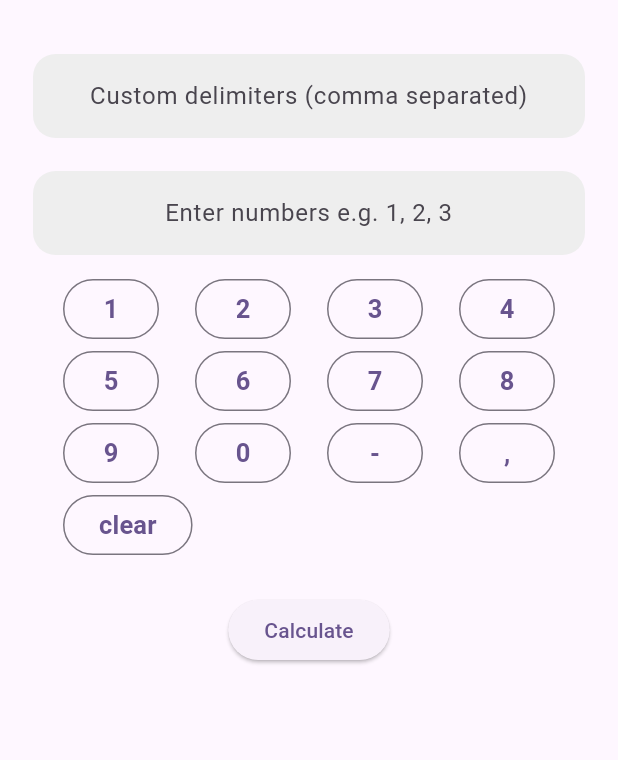
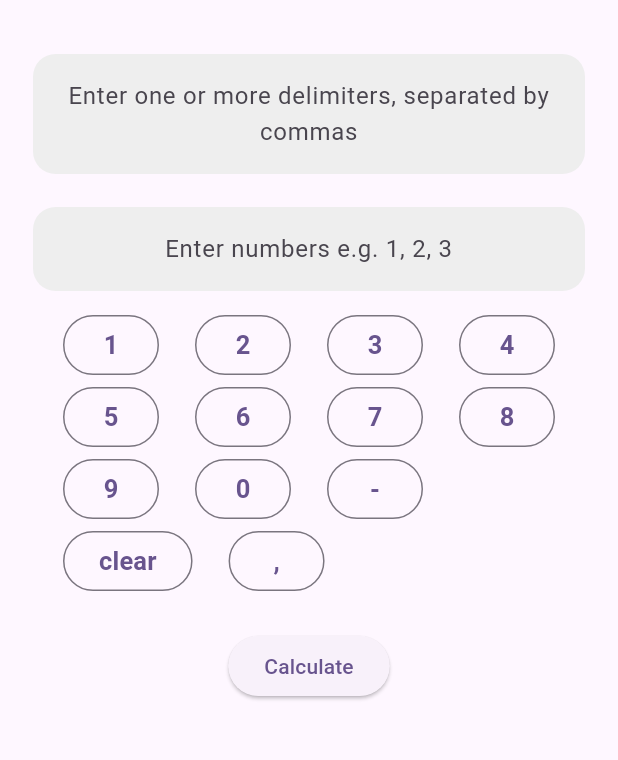
Before and after one commit to obiech/string-calculator, a Flutter app: the screen it shows after launch, on a phone screen of 412 x 824 dp, the part 63-823 px from its top. Run offline on Flutter 3.47's test engine with Material 3 defaults, Android fonts, the phone set to English and light mode, and no system bars.

Commit message:
fix: empty keyboard field when delimiter is empty

```diff
--- a/lib/features/string_calculator/presentation/string_calculator_screen.dart
+++ b/lib/features/string_calculator/presentation/string_calculator_screen.dart
@@ -20,11 +20,11 @@ class _StringCalculatorScreenState extends State<StringCalculatorScreen> {
 
   List<String> get _keyboardText => [
     ...Consts.keyboardText,
-    ...?_customDelimiters,
+    ..._customDelimiters,
   ];
 
-  List<String>? get _customDelimiters {
-    if (_customDelimiterController.text.trim().isEmpty) return null;
+  List<String> get _customDelimiters {
+    if (_customDelimiterController.text.trim().isEmpty) return [','];
     return _customDelimiterController.text
         .split(',')
         .map((d) => d.trim())
@@ -36,9 +36,9 @@ class _StringCalculatorScreenState extends State<StringCalculatorScreen> {
     try {
       final calculator = StringCalculator();
 
-      final delimiterPrefix = _customDelimiters == null
+      final delimiterPrefix = _customDelimiterController.text.isEmpty
           ? ''
-          : '//${_customDelimiters?.map((d) => '[$d]').join()}\n';
+          : '//${_customDelimiters.map((d) => '[$d]').join()}\n';
 
       final result = calculator.add(
         '$delimiterPrefix${_inputController.text.trim()}',
@@ -101,7 +101,7 @@ class _StringCalculatorScreenState extends State<StringCalculatorScreen> {
             CalculatorInputField(
               textFieldKey: Keys.demiliterTextField,
               controller: _customDelimiterController,
-              label: "Custom delimiters (comma separated)",
+              label: "Enter one or more delimiters, separated by commas",
             ),
             const SizedBox(height: 22),
             CalculatorInputField(
--- a/lib/features/string_calculator/utils/constants.dart
+++ b/lib/features/string_calculator/utils/constants.dart
@@ -13,7 +13,7 @@ class Consts {
     "9",
     "0",
     "-",
-    ",",
+    // ",",
     "clear",
   ];
 }
--- a/lib/main.dart
+++ b/lib/main.dart
@@ -13,6 +13,7 @@ class MyApp extends StatelessWidget {
   Widget build(BuildContext context) {
     return MaterialApp(
       title: 'Flutter Demo',
+      debugShowCheckedModeBanner: false,
       theme: ThemeData(
         colorScheme: ColorScheme.fromSeed(seedColor: Colors.deepPurple),
       ),
```
